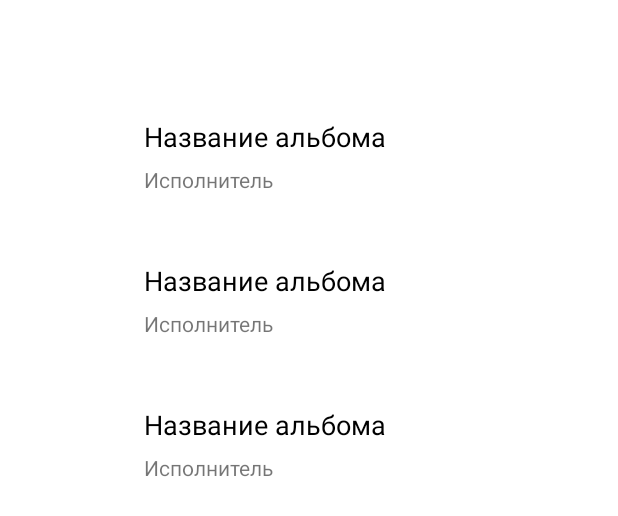
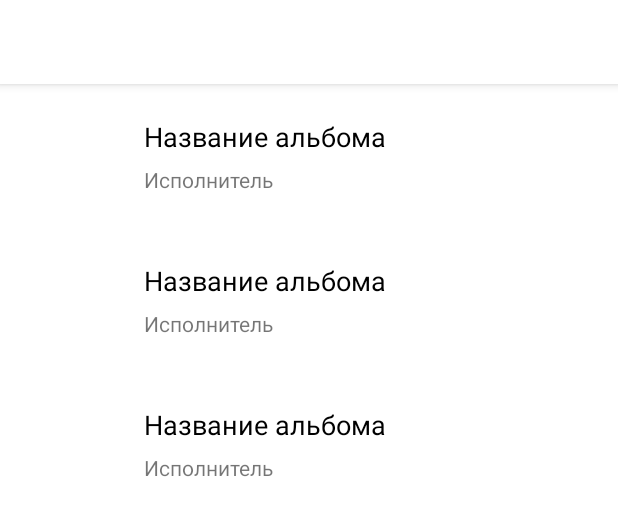
Before and after one commit to San4illa/iTunesAlbums, an Android app: the layout fragment_list.xml on its own in the app's theme, with its tools: preview values and no code run, on a phone screen of 412 x 824 dp. Shown: the top 516 px of the screen. Run offline under Robolectric (Android 15) with nearby library versions, the phone set to English and light mode, and no system bars.

Commit message:
Improve toolbar design

```diff
--- a/app/src/main/res/layout/fragment_detail.xml
+++ b/app/src/main/res/layout/fragment_detail.xml
@@ -8,8 +8,10 @@
 
     <androidx.appcompat.widget.Toolbar
         android:id="@+id/toolbar"
+        style="@style/Toolbar"
         android:layout_width="match_parent"
         android:layout_height="wrap_content"
+        android:elevation="4dp"
         app:navigationIcon="@drawable/ic_arrow_back" />
 
     <androidx.core.widget.NestedScrollView
--- a/app/src/main/res/layout/fragment_list.xml
+++ b/app/src/main/res/layout/fragment_list.xml
@@ -7,8 +7,10 @@
 
     <androidx.appcompat.widget.Toolbar
         android:id="@+id/toolbar"
+        style="@style/Toolbar"
         android:layout_width="match_parent"
         android:layout_height="wrap_content"
+        android:elevation="4dp"
         app:layout_constraintEnd_toEndOf="parent"
         app:layout_constraintStart_toStartOf="parent"
         app:layout_constraintTop_toTopOf="parent" />
--- a/app/src/main/res/values-night/themes.xml
+++ b/app/src/main/res/values-night/themes.xml
@@ -9,7 +9,12 @@
         <item name="colorSecondaryVariant">@color/teal_200</item>
         <item name="colorOnSecondary">@color/black</item>
 
-        <item name="android:statusBarColor" tools:targetApi="l">?attr/colorPrimaryVariant</item>
+        <item name="android:statusBarColor" tools:targetApi="l">@color/black</item>
+        <item name="android:windowLightStatusBar">false</item>
+    </style>
+
+    <style name="Toolbar" parent="Theme.MaterialComponents.DayNight.DarkActionBar">
+        <item name="android:background">@color/gray</item>
     </style>
 
     <style name="TextViewHeader">
--- a/app/src/main/res/values/colors.xml
+++ b/app/src/main/res/values/colors.xml
@@ -7,4 +7,5 @@
     <color name="teal_700">#FF018786</color>
     <color name="black">#FF000000</color>
     <color name="white">#FFFFFFFF</color>
+    <color name="gray">#1E1E1E</color>
 </resources>
--- a/app/src/main/res/values/themes.xml
+++ b/app/src/main/res/values/themes.xml
@@ -9,7 +9,12 @@
         <item name="colorSecondaryVariant">@color/teal_700</item>
         <item name="colorOnSecondary">@color/black</item>
 
-        <item name="android:statusBarColor" tools:targetApi="l">?attr/colorPrimaryVariant</item>
+        <item name="android:statusBarColor" tools:targetApi="l">@color/white</item>
+        <item name="android:windowLightStatusBar">true</item>
+    </style>
+
+    <style name="Toolbar" parent="Theme.MaterialComponents.DayNight.DarkActionBar">
+        <item name="android:background">@color/white</item>
     </style>
 
     <style name="TextViewHeader">
```
